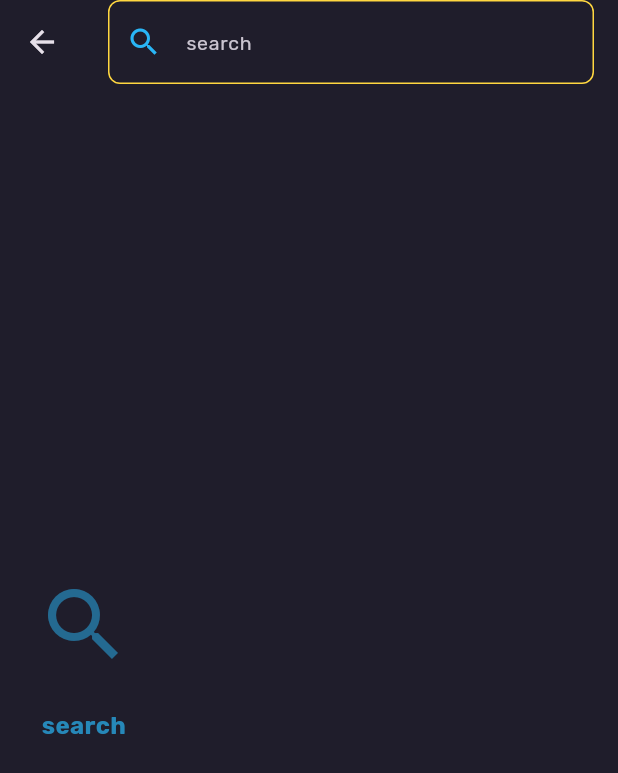
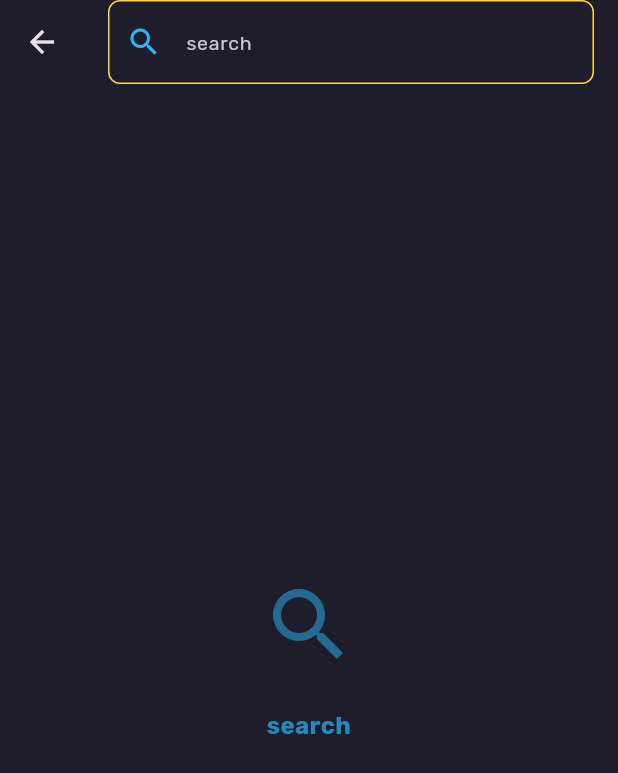
Before and after one commit to Aboud-KHalaf/note, a Flutter app: the SearchView screen opened by its route, on a phone screen of 412 x 824 dp. Shown: the top 773 px of the screen. Run offline on Flutter 3.47's test engine with Material 3 defaults, Android fonts, the phone set to English and light mode, and no system bars; drawn by our look-alikes of flutter_animate; our stand-ins replace animated_splash_screen, connectivity_plus, dartz, dio, flutter_bloc, flutter_markdown and 9 more; missing offline and left inert: staggered_grid_view_flutter; accounts and stored records are empty; project files that could hold a hidden picture were left out.

Commit message:
enhance the ui of search view

```diff
--- a/lib/features/search/presentation/views/search_view.dart
+++ b/lib/features/search/presentation/views/search_view.dart
@@ -85,6 +85,7 @@ class InitialSearch extends StatelessWidget {
       padding: const EdgeInsets.symmetric(horizontal: 24),
       height: double.infinity,
       child: Column(
+        crossAxisAlignment: CrossAxisAlignment.center,
         mainAxisAlignment: MainAxisAlignment.center,
         children: [
           Icon(
@@ -96,6 +97,7 @@ class InitialSearch extends StatelessWidget {
               .fade(duration: const Duration(milliseconds: 500))
               .scale(delay: const Duration(milliseconds: 200)),
           const SizedBox(height: 24),
+          const SizedBox(width: double.infinity),
           Text(
             'search'.tr(context),
             textAlign: TextAlign.center,
```
